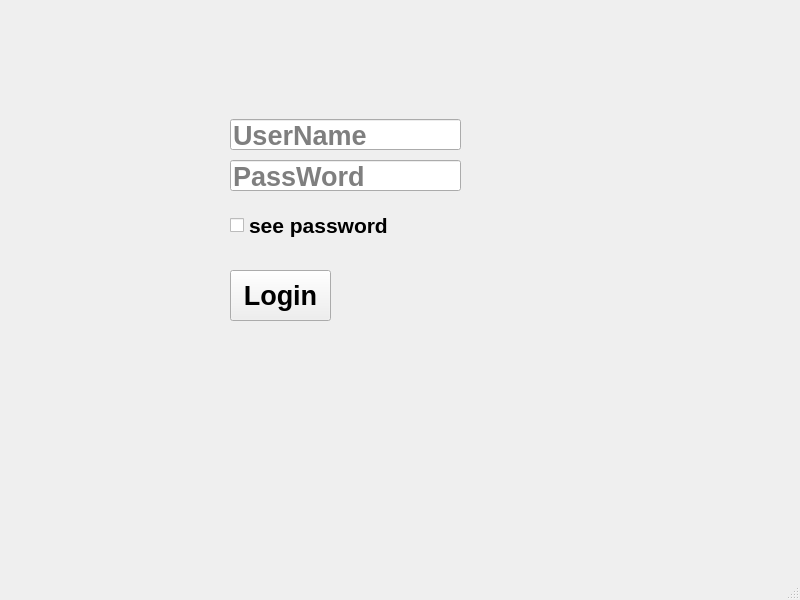
The window that app/view/Login.ui (huynhngoanhthai/python_project) describes before a commit, drawn with Qt 5.
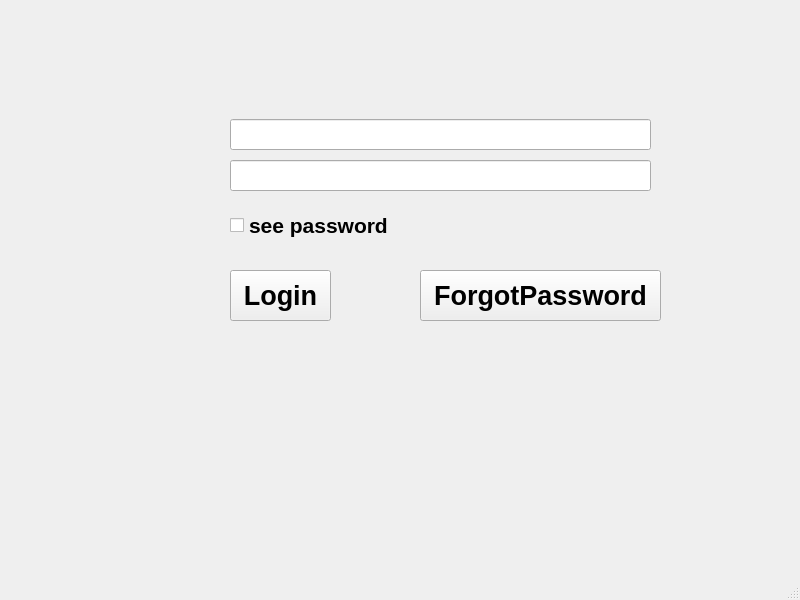
The same window after the commit.

Commit message: forgot password update password add show diem

The edit to the form file:
```diff
--- a/app/view/Login.ui
+++ b/app/view/Login.ui
@@ -19,7 +19,7 @@
      <rect>
       <x>230</x>
       <y>119</y>
-      <width>231</width>
+      <width>421</width>
       <height>31</height>
      </rect>
     </property>
@@ -30,16 +30,13 @@
       <bold>true</bold>
      </font>
     </property>
-    <property name="placeholderText">
-     <string>UserName</string>
-    </property>
    </widget>
    <widget class="QLineEdit" name="password">
     <property name="geometry">
      <rect>
       <x>230</x>
       <y>160</y>
-      <width>231</width>
+      <width>421</width>
       <height>31</height>
      </rect>
     </property>
@@ -53,9 +50,6 @@
     <property name="echoMode">
      <enum>QLineEdit::Password</enum>
     </property>
-    <property name="placeholderText">
-     <string>PassWord</string>
-    </property>
    </widget>
    <widget class="QPushButton" name="login">
     <property name="geometry">
@@ -82,7 +76,7 @@
      <rect>
       <x>230</x>
       <y>200</y>
-      <width>241</width>
+      <width>181</width>
       <height>51</height>
      </rect>
     </property>
@@ -97,6 +91,26 @@
      <string>see password</string>
     </property>
    </widget>
+   <widget class="QPushButton" name="QButtonForgotPassword">
+    <property name="geometry">
+     <rect>
+      <x>420</x>
+      <y>270</y>
+      <width>241</width>
+      <height>51</height>
+     </rect>
+    </property>
+    <property name="font">
+     <font>
+      <pointsize>20</pointsize>
+      <weight>75</weight>
+      <bold>true</bold>
+     </font>
+    </property>
+    <property name="text">
+     <string>ForgotPassword</string>
+    </property>
+   </widget>
   </widget>
   <widget class="QMenuBar" name="menubar">
    <property name="geometry">
```
Left out of the diff: 2 changed lines with no effect on the pictures. The commit also changes 21 other files.
